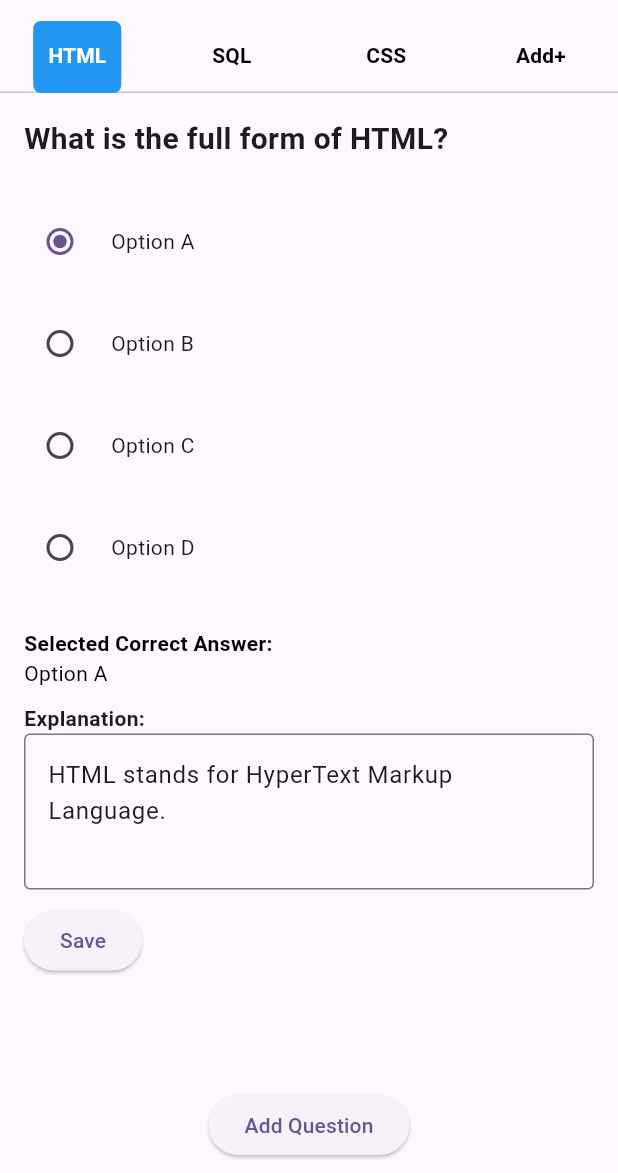
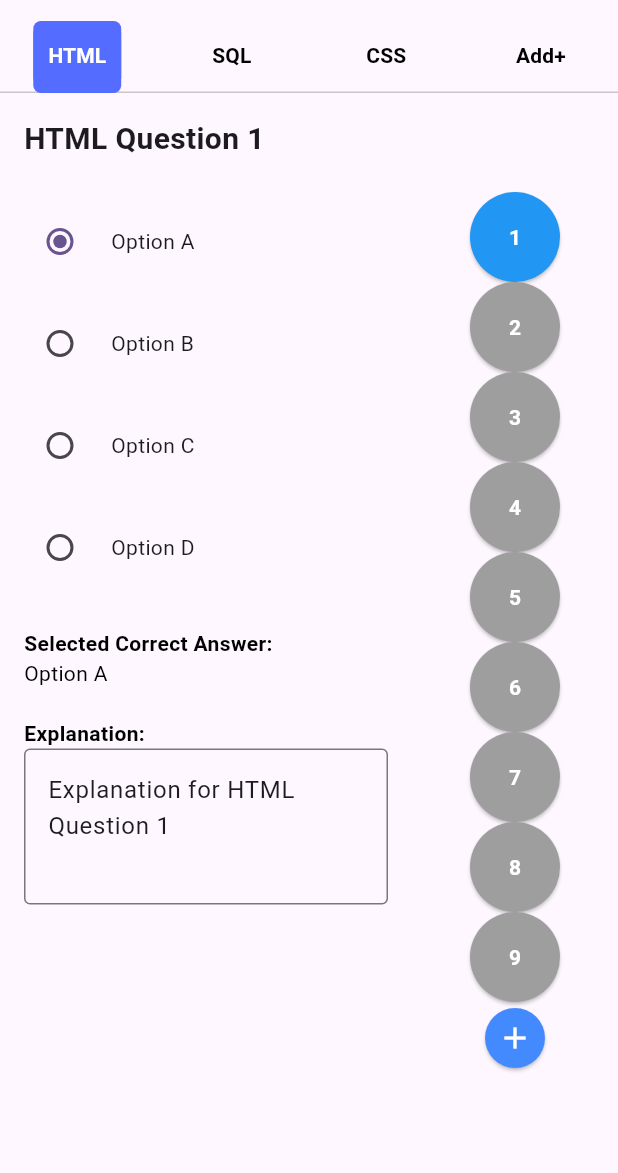
Before and after one commit to singhanshika1302/management_system, a Flutter app: the QuizScreen screen opened directly, on a phone screen of 412 x 824 dp, the part 63-1236 px from its top. Run offline on Flutter 3.47's test engine with Material 3 defaults, Android fonts, the phone set to English and light mode, and no system bars; our stand-ins replace fl_chart, google_fonts, hexcolor, percent_indicator.

Commit message:
add que  option integrated

```diff
--- a/lib/Screens/que_screen.dart
+++ b/lib/Screens/que_screen.dart
@@ -1,4 +1,6 @@
 import 'package:flutter/material.dart';
+
+import '../constants/constants.dart';
 
 class QuizScreen extends StatefulWidget {
   @override
@@ -8,37 +10,46 @@ class QuizScreen extends StatefulWidget {
 class _QuizScreenState extends State<QuizScreen>
     with SingleTickerProviderStateMixin {
   late TabController _tabController;
-  List<QuizComponent> htmlQuestions = [
-   const QuizComponent(
-      question: 'What is the full form of HTML?',
-      options: ['Option A', 'Option B', 'Option C', 'Option D'],
-      correctAnswer: 'Option A',
-      explanation: 'HTML stands for HyperText Markup Language.',
-    ),
-  ];
-  List<QuizComponent> sqlQuestions = [
-     const QuizComponent(
-      question: 'What is SQL used for?',
-      options: ['Option A', 'Option B', 'Option C', 'Option D'],
-      correctAnswer: 'Option B',
-      explanation: 'SQL is used for managing data in a relational database.',
-    ),
-  ];
-  List<QuizComponent> cssQuestions = [
-    const QuizComponent(
-      question: 'What is CSS?',
-      options: ['Option A', 'Option B', 'Option C', 'Option D'],
-      correctAnswer: 'Option C',
-      explanation: 'CSS stands for Cascading Style Sheets.',
-    ),
-  ];
+  int _selectedQuestionIndex = 0;
+
+  final List<Map<String, dynamic>> _htmlQuestions = List.generate(
+    9,
+    (index) => {
+      'question': 'HTML Question ${index + 1}',
+      'options': ['Option A', 'Option B', 'Option C', 'Option D'],
+      'correctAnswer': 'Option A',
+      'explanation': 'Explanation for HTML Question ${index + 1}',
+    },
+  );
+
+  final List<Map<String, dynamic>> _sqlQuestions = List.generate(
+    9,
+    (index) => {
+      'question': 'SQL Question ${index + 1}',
+      'options': ['Option A', 'Option B', 'Option C', 'Option D'],
+      'correctAnswer': 'Option B',
+      'explanation': 'Explanation for SQL Question ${index + 1}',
+    },
+  );
+
+  final List<Map<String, dynamic>> _cssQuestions = List.generate(
+    9,
+    (index) => {
+      'question': 'CSS Question ${index + 1}',
+      'options': ['Option A', 'Option B', 'Option C', 'Option D'],
+      'correctAnswer': 'Option C',
+      'explanation': 'Explanation for CSS Question ${index + 1}',
+    },
+  );
 
   @override
   void initState() {
     super.initState();
     _tabController = TabController(length: 4, vsync: this);
     _tabController.addListener(() {
-      setState(() {}); // Update the UI when tab changes
+      setState(() {
+        _selectedQuestionIndex = 0;
+      });
     });
   }
 
@@ -48,121 +59,159 @@ class _QuizScreenState extends State<QuizScreen>
     super.dispose();
   }
 
-  void _addQuestion(String category, QuizComponent question) {
+  void _selectQuestion(int index) {
     setState(() {
-      if (category == 'HTML') {
-        htmlQuestions.add(question);
-      } else if (category == 'SQL') {
-        sqlQuestions.add(question);
-      } else if (category == 'CSS') {
-        cssQuestions.add(question);
-      }
+      _selectedQuestionIndex = index;
     });
   }
 
-  void _showAddQuestionDialog() {
-    showDialog(
+  Future<void> _createNewQuestion() async {
+    final newQuestionData = await showDialog<Map<String, dynamic>>(
       context: context,
-      builder: (context) {
-        String selectedCategory = 'HTML';
-        String question = '';
-        String optionA = '';
-        String optionB = '';
-        String optionC = '';
-        String optionD = '';
-        String correctAnswer = '';
-        String explanation = '';
+      builder: (BuildContext context) {
+        final TextEditingController questionController =
+            TextEditingController();
+        final TextEditingController optionAController = TextEditingController();
+        final TextEditingController optionBController = TextEditingController();
+        final TextEditingController optionCController = TextEditingController();
+        final TextEditingController optionDController = TextEditingController();
+        final TextEditingController explanationController =
+            TextEditingController();
+        String? correctAnswer;
+        String? selectedCategory;
 
+        return StatefulBuilder(
+          builder: (context, setState) {
             return AlertDialog(
-          title:  const Text('Add New Question'),
+              title: Text('Add New Question'),
               content: SingleChildScrollView(
                 child: Column(
                   children: [
-                DropdownButtonFormField<String>(
-                  value: selectedCategory,
-                  onChanged: (value) {
-                    selectedCategory = value!;
-                  },
-                  items: ['HTML', 'SQL', 'CSS']
-                      .map((category) => DropdownMenuItem(
-                            value: category,
-                            child: Text(category),
-                          ))
-                      .toList(),
+                    TextField(
+                      controller: questionController,
+                      decoration: InputDecoration(labelText: 'Question'),
                     ),
                     TextField(
-                  onChanged: (value) => question = value,
-                  decoration: const InputDecoration(labelText: 'Question'),
+                      controller: optionAController,
+                      decoration: InputDecoration(labelText: 'Option A'),
                     ),
                     TextField(
-                  onChanged: (value) => optionA = value,
-                  decoration: const InputDecoration(labelText: 'Option A'),
+                      controller: optionBController,
+                      decoration: InputDecoration(labelText: 'Option B'),
                     ),
                     TextField(
-                  onChanged: (value) => optionB = value,
-                  decoration: const InputDecoration(labelText: 'Option B'),
+                      controller: optionCController,
+                      decoration: InputDecoration(labelText: 'Option C'),
                     ),
                     TextField(
-                  onChanged: (value) => optionC = value,
-                  decoration: const InputDecoration(labelText: 'Option C'),
+                      controller: optionDController,
+                      decoration: InputDecoration(labelText: 'Option D'),
                     ),
                     TextField(
-                  onChanged: (value) => optionD = value,
-                  decoration: const InputDecoration(labelText: 'Option D'),
+                      controller: explanationController,
+                      decoration: InputDecoration(labelText: 'Explanation'),
                     ),
-                TextField(
-                  onChanged: (value) => correctAnswer = value,
-                  decoration: const InputDecoration(labelText: 'Correct Answer'),
+                    DropdownButton<String>(
+                      hint: Text('Select Correct Answer'),
+                      value: correctAnswer,
+                      onChanged: (String? newValue) {
+                        setState(() {
+                          correctAnswer = newValue;
+                        });
+                      },
+                      items: <String>[
+                        'Option A',
+                        'Option B',
+                        'Option C',
+                        'Option D'
+                      ].map<DropdownMenuItem<String>>((String value) {
+                        return DropdownMenuItem<String>(
+                          value: value,
+                          child: Text(value),
+                        );
+                      }).toList(),
                     ),
-                TextField(
-                  onChanged: (value) => explanation = value,
-                  decoration: const InputDecoration(labelText: 'Explanation'),
+                    DropdownButton<String>(
+                      hint: Text('Select Category'),
+                      value: selectedCategory,
+                      onChanged: (String? newValue) {
+                        setState(() {
+                          selectedCategory = newValue;
+                        });
+                      },
+                      items: <String>['HTML', 'SQL', 'CSS']
+                          .map<DropdownMenuItem<String>>((String value) {
+                        return DropdownMenuItem<String>(
+                          value: value,
+                          child: Text(value),
+                        );
+                      }).toList(),
                     ),
                   ],
                 ),
               ),
-          actions: [
-            TextButton(
+              actions: <Widget>[
+                ElevatedButton(
+                  child: Text('Cancel'),
                   onPressed: () {
                     Navigator.of(context).pop();
                   },
-              child: const Text('Cancel'),
                 ),
                 ElevatedButton(
+                  child: Text('Add'),
                   onPressed: () {
-                _addQuestion(
-                  selectedCategory,
-                  QuizComponent(
-                    question: question,
-                    options: [optionA, optionB, optionC, optionD],
-                    correctAnswer: correctAnswer,
-                    explanation: explanation,
-                  ),
-                );
-                Navigator.of(context).pop();
+                    Navigator.of(context).pop({
+                      'question': questionController.text,
+                      'options': [
+                        optionAController.text,
+                        optionBController.text,
+                        optionCController.text,
+                        optionDController.text,
+                      ],
+                      'correctAnswer': correctAnswer,
+                      'explanation': explanationController.text,
+                      'category': selectedCategory,
+                    });
                   },
-              child: const Text('Add'),
                 ),
               ],
             );
           },
         );
+      },
+    );
+
+    if (newQuestionData != null) {
+      setState(() {
+        if (newQuestionData['category'] == 'HTML') {
+          _htmlQuestions.add(newQuestionData);
+        } else if (newQuestionData['category'] == 'SQL') {
+          _sqlQuestions.add(newQuestionData);
+        } else if (newQuestionData['category'] == 'CSS') {
+          _cssQuestions.add(newQuestionData);
+        }
+      });
+    }
+  }
+
+  void _addNewQuestion() {
+    _createNewQuestion();
   }
 
   @override
   Widget build(BuildContext context) {
     return Scaffold(
       appBar: AppBar(
-        title:  const Text('Questions'),
+        title: Text('Questions'),
         bottom: TabBar(
           controller: _tabController,
           tabs: [
             Tab(
               child: Container(
-                padding: const EdgeInsets.all(10),
+                padding: EdgeInsets.all(10),
                 decoration: BoxDecoration(
                   color: _tabController.index == 0
-                      ? Colors.blue
+                      ? primaryColor
                       : Colors.transparent,
                   borderRadius: BorderRadius.circular(5),
                 ),
@@ -178,10 +227,10 @@ class _QuizScreenState extends State<QuizScreen>
             ),
             Tab(
               child: Container(
-                padding:  const EdgeInsets.all(10),
+                padding: EdgeInsets.all(10),
                 decoration: BoxDecoration(
                   color: _tabController.index == 1
-                      ? Colors.blue
+                      ? primaryColor
                       : Colors.transparent,
                   borderRadius: BorderRadius.circular(5),
                 ),
@@ -197,10 +246,10 @@ class _QuizScreenState extends State<QuizScreen>
             ),
             Tab(
               child: Container(
-                padding: const EdgeInsets.all(10),
+                padding: EdgeInsets.all(10),
                 decoration: BoxDecoration(
                   color: _tabController.index == 2
-                      ? Colors.blue
+                      ? primaryColor
                       : Colors.transparent,
                   borderRadius: BorderRadius.circular(5),
                 ),
@@ -216,10 +265,10 @@ class _QuizScreenState extends State<QuizScreen>
             ),
             Tab(
               child: Container(
-                padding: const EdgeInsets.all(10),
+                padding: EdgeInsets.all(10),
                 decoration: BoxDecoration(
                   color: _tabController.index == 3
-                      ? Colors.blue
+                      ? primaryColor
                       : Colors.transparent,
                   borderRadius: BorderRadius.circular(5),
                 ),
@@ -236,34 +285,112 @@ class _QuizScreenState extends State<QuizScreen>
           ],
           indicator: BoxDecoration(
             borderRadius: BorderRadius.circular(5),
-            color: Colors.blue, // Background color of selected tab indicator
+            color: primaryColor,
           ),
         ),
       ),
-      body: Column(
+      body: Row(
         children: [
           Expanded(
+            flex: 2,
             child: TabBarView(
               controller: _tabController,
               children: [
-                ListView(children: htmlQuestions),
-                ListView(children: sqlQuestions),
-                ListView(children: cssQuestions),
-               const  Center(
-                  child: Text('Add your question here'),
+                _buildQuestionsTab(_htmlQuestions),
+                _buildQuestionsTab(_sqlQuestions),
+                _buildQuestionsTab(_cssQuestions),
+                _buildAddQuestionTab(),
+              ],
+            ),
+          ),
+          Expanded(
+            flex: 1,
+            child: _buildQuestionSelector(),
           ),
         ],
       ),
+    );
+  }
+
+  Widget _buildQuestionsTab(List<Map<String, dynamic>> questions) {
+    if (questions.isEmpty) {
+      return Center(
+        child: Text('No questions available.'),
+      );
+    }
+    final question = questions[_selectedQuestionIndex];
+    return QuizComponent(
+      question: question['question'],
+      options: List<String>.from(question['options']),
+      correctAnswer: question['correctAnswer'],
+      explanation: question['explanation'],
+    );
+  }
+
+  Widget _buildAddQuestionTab() {
+    return Center(
+      child: ElevatedButton(
+        onPressed: _addNewQuestion,
+        child: Text('Add a new question'),
       ),
-          Padding(
-            padding: const EdgeInsets.all(8.0),
-            child: ElevatedButton(
-              onPressed: _showAddQuestionDialog,
-              child: const Text('Add Question'),
+    );
+  }
+
+  Widget _buildQuestionSelector() {
+    List<Map<String, dynamic>> currentQuestions;
+    switch (_tabController.index) {
+      case 0:
+        currentQuestions = _htmlQuestions;
+        break;
+      case 1:
+        currentQuestions = _sqlQuestions;
+        break;
+      case 2:
+        currentQuestions = _cssQuestions;
+        break;
+      default:
+        currentQuestions = [];
+        break;
+    }
+
+    List<Widget> questionButtons =
+        List.generate(currentQuestions.length, (index) {
+      return ElevatedButton(
+        onPressed: () => _selectQuestion(index),
+        style: ElevatedButton.styleFrom(
+          backgroundColor:
+              index == _selectedQuestionIndex ? Colors.blue : Colors.grey,
+          shape: CircleBorder(),
+          padding: EdgeInsets.all(20),
+        ),
+        child: Text(
+          '${index + 1}',
+          style: TextStyle(
+            color: Colors.white,
+            fontWeight: FontWeight.bold,
           ),
         ),
-        ],
+      );
+    });
+
+    questionButtons.add(
+      ElevatedButton(
+        style: ElevatedButton.styleFrom(
+          backgroundColor: Colors.blueAccent,
+          shape: CircleBorder(),
         ),
+        onPressed: _addNewQuestion,
+        child: Icon(
+          Icons.add,
+          color: Colors.white,
+          size: 24,
+        ),
+      ),
+    );
+
+    return Column(
+      mainAxisAlignment: MainAxisAlignment.center,
+      children: questionButtons,
     );
   }
 }
@@ -275,11 +402,12 @@ class QuizComponent extends StatefulWidget {
   final String explanation;
 
   const QuizComponent({
+    Key? key,
     required this.question,
     required this.options,
     required this.correctAnswer,
     required this.explanation,
-  });
+  }) : super(key: key);
 
   @override
   _QuizComponentState createState() => _QuizComponentState();
@@ -311,20 +439,20 @@ class _QuizComponentState extends State<QuizComponent> {
   @override
   Widget build(BuildContext context) {
     return Container(
-      padding: const EdgeInsets.all(16.0),
+      padding: EdgeInsets.all(16.0),
       child: Column(
         crossAxisAlignment: CrossAxisAlignment.start,
         children: [
           Text(
             widget.question,
-            style: const TextStyle(fontSize: 20, fontWeight: FontWeight.bold),
+            style: TextStyle(fontSize: 20, fontWeight: FontWeight.bold),
           ),
-         const  SizedBox(height: 20),
+          SizedBox(height: 20),
           ...widget.options.map((option) {
             return GestureDetector(
               onTap: () => _handleOptionTap(option),
               child: Container(
-                padding: const EdgeInsets.symmetric(vertical: 10),
+                padding: EdgeInsets.symmetric(vertical: 10),
                 child: Row(
                   children: [
                     Radio<String>(
@@ -334,15 +462,15 @@ class _QuizComponentState extends State<QuizComponent> {
                         _handleOptionTap(value!);
                       },
                     ),
-                 const    SizedBox(width: 10),
+                    SizedBox(width: 10),
                     Text(option),
                   ],
                 ),
               ),
             );
           }).toList(),
-         const  SizedBox(height: 20),
-         const  Text(
+          SizedBox(height: 20),
+          Text(
             'Selected Correct Answer:',
             style: TextStyle(
               color: Colors.black,
@@ -351,31 +479,25 @@ class _QuizComponentState extends State<QuizComponent> {
           ),
           Text(
             _selectedOption ?? 'None',
-            style: const TextStyle(
+            style: TextStyle(
               color: Colors.black,
             ),
           ),
-          const SizedBox(height: 10),
-          const Text(
+          SizedBox(height: 20),
+          Text(
             'Explanation:',
-            style: TextStyle(fontWeight: FontWeight.bold),
+            style: TextStyle(
+              color: Colors.black,
+              fontWeight: FontWeight.bold,
+            ),
           ),
           TextField(
             controller: _explanationController,
             maxLines: 3,
-            decoration: const InputDecoration(
+            decoration: InputDecoration(
+              hintText: 'Explanation',
               border: OutlineInputBorder(),
-              hintText: 'Write explanation here...',
             ),
-          ),
-         const  SizedBox(height: 10),
-          ElevatedButton(
-            onPressed: () {
-              // Save the selected option and explanation
-              print('Selected Correct Answer: $_selectedOption');
-              print('Explanation: ${_explanationController.text}');
-            },
-            child:  const Text('Save'),
           ),
         ],
       ),
```
Lines whose indentation alone changed are shown as unchanged.
